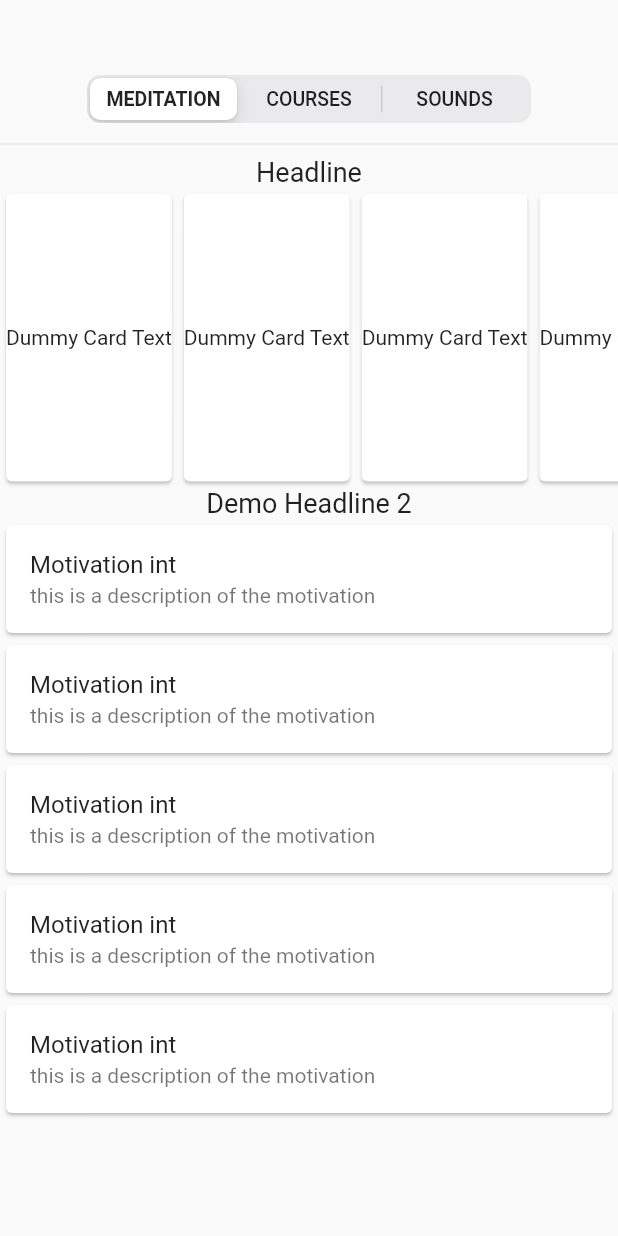
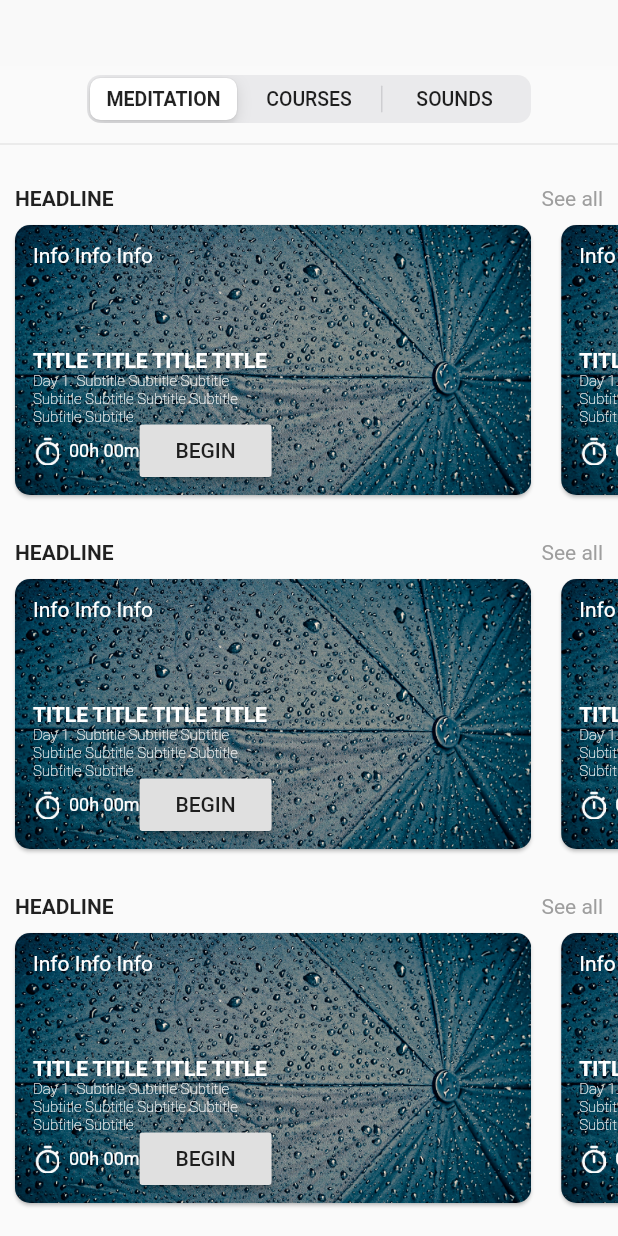
Before and after one commit to CoMatu/meditation_app, a Flutter app: the screen it shows after launch, on a phone screen of 412 x 824 dp. Run offline on Flutter 3.47's test engine with Material 2 defaults, Android fonts, the phone set to English and light mode, and no system bars.

Commit message:
card in progress

```diff
--- a/lib/presentation/widgets/courses_widget.dart
+++ b/lib/presentation/widgets/courses_widget.dart
@@ -1,13 +1,64 @@
 import 'package:flutter/material.dart';
+import 'package:meditation_app/presentation/widgets/widgets.dart';
 
 class CoursesWidget extends StatelessWidget {
   const CoursesWidget({Key key}) : super(key: key);
 
   @override
   Widget build(BuildContext context) {
-    return Container(
-      child: Placeholder(
-        color: Colors.blue,
+    return SingleChildScrollView(
+      child: Column(
+        mainAxisSize: MainAxisSize.min,
+        children: <Widget>[
+          HeadLineWidget(),
+          SizedBox(
+            height: 200.0,
+            child: ListView.builder(
+              physics: ClampingScrollPhysics(),
+              shrinkWrap: true,
+              scrollDirection: Axis.horizontal,
+              itemCount: 5,
+              itemBuilder: (BuildContext context, int index) =>
+                  MeditationCard(),
+            ),
+          ),
+          HeadLineWidget(),
+          SizedBox(
+            height: 200.0,
+            child: ListView.builder(
+              physics: ClampingScrollPhysics(),
+              shrinkWrap: true,
+              scrollDirection: Axis.horizontal,
+              itemCount: 5,
+              itemBuilder: (BuildContext context, int index) =>
+                  MeditationCard(),
+            ),
+          ),
+          HeadLineWidget(),
+          SizedBox(
+            height: 200.0,
+            child: ListView.builder(
+              physics: ClampingScrollPhysics(),
+              shrinkWrap: true,
+              scrollDirection: Axis.horizontal,
+              itemCount: 5,
+              itemBuilder: (BuildContext context, int index) =>
+                  MeditationCard(),
+            ),
+          ),
+          HeadLineWidget(),
+          SizedBox(
+            height: 200.0,
+            child: ListView.builder(
+              physics: ClampingScrollPhysics(),
+              shrinkWrap: true,
+              scrollDirection: Axis.horizontal,
+              itemCount: 5,
+              itemBuilder: (BuildContext context, int index) =>
+                  MeditationCard(),
+            ),
+          ),
+        ],
       ),
     );
   }
--- /dev/null
+++ b/lib/presentation/widgets/headline_widget.dart
@@ -0,0 +1,26 @@
+
+import 'package:flutter/material.dart';
+
+class HeadLineWidget extends StatelessWidget {
+  const HeadLineWidget({
+    Key key,
+  }) : super(key: key);
+
+  @override
+  Widget build(BuildContext context) {
+    return Padding(
+      padding: const EdgeInsets.only(left: 10.0, right: 10.0, top: 20.0),
+      child: Row(
+        children: <Widget>[
+          Expanded(
+                    child: Text(
+              'HEADLINE',
+              style: TextStyle(fontWeight: FontWeight.w600),
+            ),
+          ),
+          Text('See all', style: TextStyle(color: Colors.grey),)
+        ],
+      ),
+    );
+  }
+}
--- /dev/null
+++ b/lib/presentation/widgets/meditation_card.dart
@@ -0,0 +1,94 @@
+import 'package:flutter/material.dart';
+
+class MeditationCard extends StatelessWidget {
+  const MeditationCard({Key key}) : super(key: key);
+
+  @override
+  Widget build(BuildContext context) {
+    return Card(
+      semanticContainer: true,
+      clipBehavior: Clip.antiAliasWithSaveLayer,
+      child: Stack(
+        children: <Widget>[
+          Image.asset(
+            'res/images/background_1.png',
+            fit: BoxFit.fill,
+          ),
+          Padding(
+            padding: const EdgeInsets.all(12.0),
+            child: Column(
+              crossAxisAlignment: CrossAxisAlignment.start,
+              children: <Widget>[
+                Container(
+                  //TODO add dots https://stackoverflow.com/questions/44579918/flutter-wrap-text-on-overflow-like-insert-ellipsis-or-fade
+                  height: 70.0,
+                  child: Text(
+                    'Info Info Info',
+                    style: TextStyle(
+                      color: Colors.white,
+                    ),
+                  ),
+                ),
+                Container(
+                  child: Text(
+                    'TITLE TITLE TITLE TITLE',
+                    style: TextStyle(
+                      color: Colors.white,
+                      fontWeight: FontWeight.w600,
+                    ),
+                  ),
+                ),
+                Container(
+                  width: 150,
+                  height: 35,
+                  child: Text(
+                    'Day 1. Subtitle Subtitle Subtitle Subtitle Subtitle Subtitle Subtitle Subtitle Subtitle',
+                    style: TextStyle(
+                        fontSize: 10.0,
+                        color: Colors.white,
+                        fontWeight: FontWeight.w200),
+                  ),
+                ),
+                Expanded(
+                  child: Row(
+                    mainAxisAlignment: MainAxisAlignment.center,
+                    crossAxisAlignment: CrossAxisAlignment.center,
+                    children: <Widget>[
+                      Container(
+                        child: Row(
+                          children: <Widget>[
+                            Image.asset(
+                              'res/images/icon_clock.png',
+                              height: 19.0,
+                              width: 19.0,
+                            ),
+                            Container(
+                              width: 5.0,
+                            ),
+                            Text(
+                              '00h 00m',
+                              style: TextStyle(
+                                fontSize: 12.0,
+                                color: Colors.white,
+                              ),
+                            ),
+                          ],
+                        ),
+                      ),
+                      RaisedButton(onPressed: (){},
+                      child: Text('BEGIN'),),
+                    ],
+                  ),
+                )
+              ],
+            ),
+          ),
+        ],
+      ),
+      shape: RoundedRectangleBorder(
+        borderRadius: BorderRadius.circular(10.0),
+      ),
+      margin: EdgeInsets.all(10),
+    );
+  }
+}
--- a/lib/presentation/widgets/meditation_widget.dart
+++ b/lib/presentation/widgets/meditation_widget.dart
@@ -1,4 +1,6 @@
 import 'package:flutter/material.dart';
+import 'package:meditation_app/presentation/widgets/headline_widget.dart';
+import 'package:meditation_app/presentation/widgets/meditation_card.dart';
 
 class MeditationWidget extends StatelessWidget {
   const MeditationWidget({Key key}) : super(key: key);
@@ -9,50 +11,53 @@ class MeditationWidget extends StatelessWidget {
       child: Column(
         mainAxisSize: MainAxisSize.min,
         children: <Widget>[
-          Text(
-            'Headline',
-            style: TextStyle(fontSize: 18),
-          ),
+          HeadLineWidget(),
           SizedBox(
             height: 200.0,
             child: ListView.builder(
               physics: ClampingScrollPhysics(),
               shrinkWrap: true,
               scrollDirection: Axis.horizontal,
-              itemCount: 15,
-              itemBuilder: (BuildContext context, int index) => Card(
-                child: Center(child: Text('Dummy Card Text')),
-              ),
+              itemCount: 5,
+              itemBuilder: (BuildContext context, int index) =>
+                  MeditationCard(),
             ),
           ),
-          Text(
-            'Demo Headline 2',
-            style: TextStyle(fontSize: 18),
+          HeadLineWidget(),
+          SizedBox(
+            height: 200.0,
+            child: ListView.builder(
+              physics: ClampingScrollPhysics(),
+              shrinkWrap: true,
+              scrollDirection: Axis.horizontal,
+              itemCount: 5,
+              itemBuilder: (BuildContext context, int index) =>
+                  MeditationCard(),
+            ),
           ),
-          Card(
-            child: ListTile(
-                title: Text('Motivation $int'),
-                subtitle: Text('this is a description of the motivation')),
+          HeadLineWidget(),
+          SizedBox(
+            height: 200.0,
+            child: ListView.builder(
+              physics: ClampingScrollPhysics(),
+              shrinkWrap: true,
+              scrollDirection: Axis.horizontal,
+              itemCount: 5,
+              itemBuilder: (BuildContext context, int index) =>
+                  MeditationCard(),
+            ),
           ),
-          Card(
-            child: ListTile(
-                title: Text('Motivation $int'),
-                subtitle: Text('this is a description of the motivation')),
-          ),
-          Card(
-            child: ListTile(
-                title: Text('Motivation $int'),
-                subtitle: Text('this is a description of the motivation')),
-          ),
-          Card(
-            child: ListTile(
-                title: Text('Motivation $int'),
-                subtitle: Text('this is a description of the motivation')),
-          ),
-          Card(
-            child: ListTile(
-                title: Text('Motivation $int'),
-                subtitle: Text('this is a description of the motivation')),
+          HeadLineWidget(),
+          SizedBox(
+            height: 200.0,
+            child: ListView.builder(
+              physics: ClampingScrollPhysics(),
+              shrinkWrap: true,
+              scrollDirection: Axis.horizontal,
+              itemCount: 5,
+              itemBuilder: (BuildContext context, int index) =>
+                  MeditationCard(),
+            ),
           ),
         ],
       ),
--- a/lib/presentation/widgets/widgets.dart
+++ b/lib/presentation/widgets/widgets.dart
@@ -1,3 +1,5 @@
 export 'meditation_widget.dart';
+export 'meditation_card.dart';
 export 'courses_widget.dart';
 export 'sounds_widget.dart';
+export 'headline_widget.dart';
```
Also changed, not shown: pubspec.yaml (+5 -3 lines), res/images/background_1.png (added), res/images/background_2.png (added), res/images/background_3.png (added), res/images/icon_clock.png (added).
